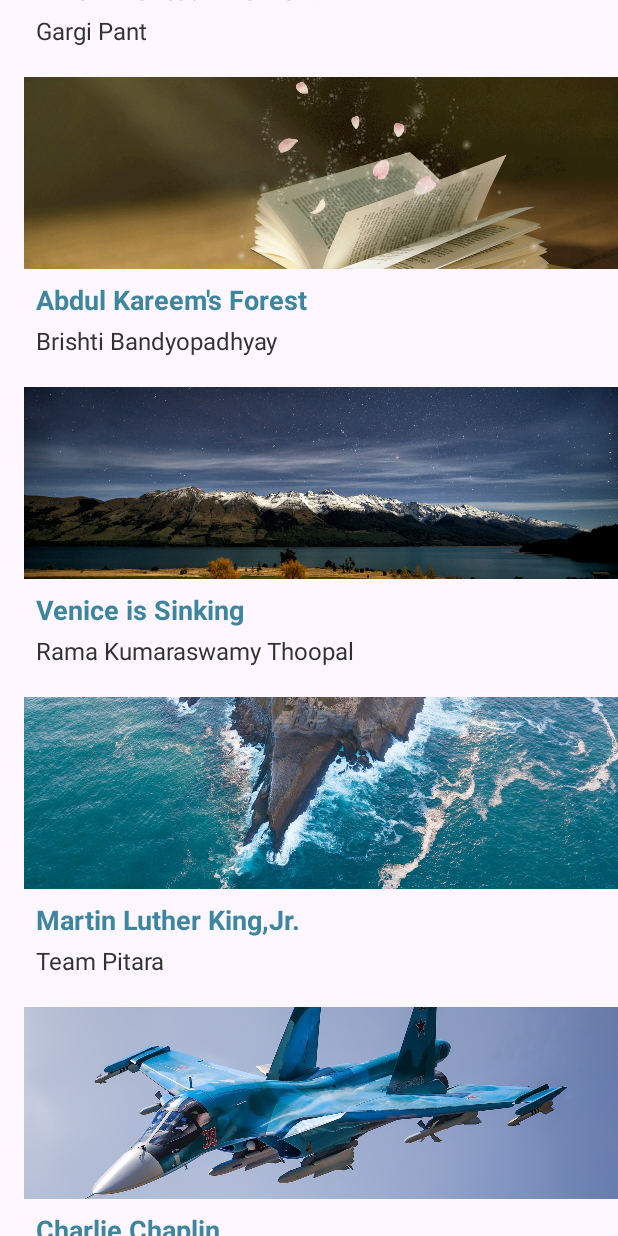
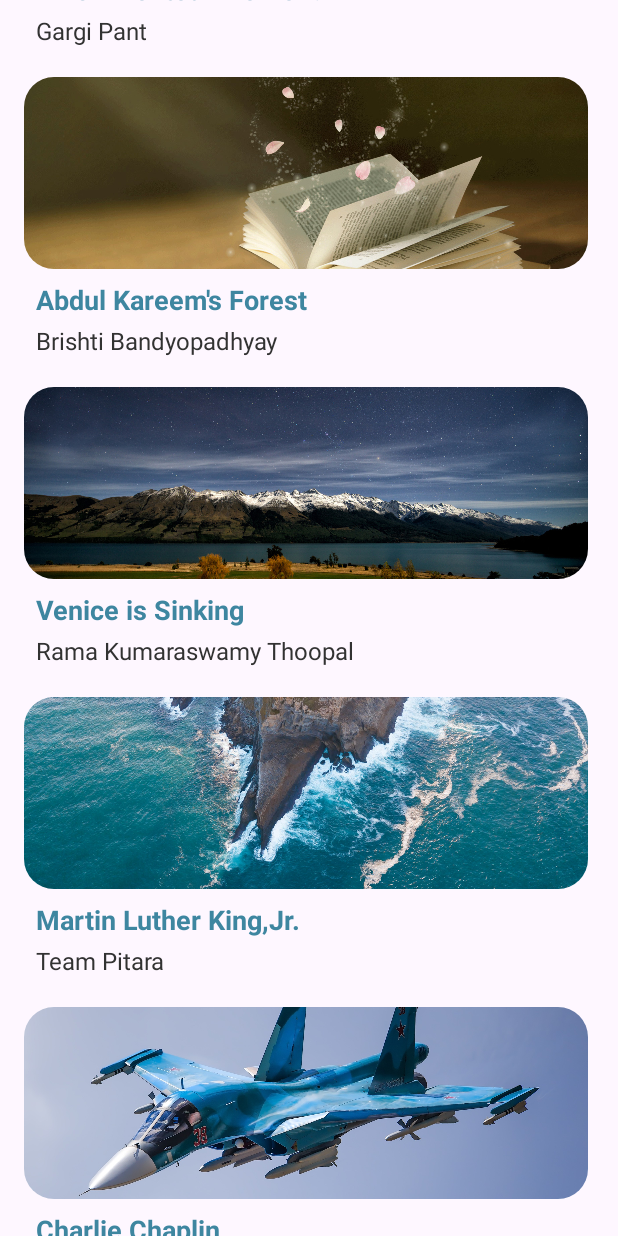
Before and after one commit to chenyi0008/android-project, an Android app: the screen it shows after launch (MainActivity), scrolled down 576 dp, on a phone screen of 412 x 824 dp. Run offline under Robolectric (Android 15) with nearby library versions, the phone set to English and light mode, and no system bars.

Commit message:
Set the image to rounded corners

```diff
--- /dev/null
+++ b/Code06/app/src/main/res/drawable/rounded_image.xml
@@ -0,0 +1,5 @@
+<?xml version="1.0" encoding="utf-8"?>
+<shape xmlns:android="http://schemas.android.com/apk/res/android">
+    <solid android:color="#00000000" /> <!-- 设置透明背景 -->
+    <corners android:radius="20dp" /> <!-- 设置圆角半径 -->
+</shape>
--- a/Code06/app/src/main/res/layout/list_item.xml
+++ b/Code06/app/src/main/res/layout/list_item.xml
@@ -10,17 +10,32 @@
     <RelativeLayout
         android:layout_width= "match_parent"
         android:layout_height="wrap_content">
-        <ImageView
-            android:id="@+id/iv_image"
-            android:layout_width= "match_parent"
+
+        <androidx.cardview.widget.CardView
+            android:id="@+id/card_view"
+            android:layout_width="match_parent"
             android:layout_height="128dp"
-            android:scaleType="centerCrop"/>
+            android:layout_marginRight="20dp"
+            app:cardCornerRadius="20dp"
+            app:cardBackgroundColor="@android:color/white"
+            app:cardElevation="0dp">
+
+            <ImageView
+                android:id="@+id/iv_image"
+                android:layout_width="match_parent"
+                android:layout_height="match_parent"
+                android:scaleType="centerCrop" />
+
+        </androidx.cardview.widget.CardView>
+
+
+
         <TextView
             android:id="@+id/tv_title"
             style="@style/TextAppearance.AppCompat.Subhead"
             android:layout_width="match_parent"
             android:layout_height="wrap_content"
-            android:layout_below="@id/iv_image"
+            android:layout_below="@id/card_view"
             android:paddingTop="8dp"
             android:paddingStart="8dp"
             android:paddingBottom="4dp"
```
